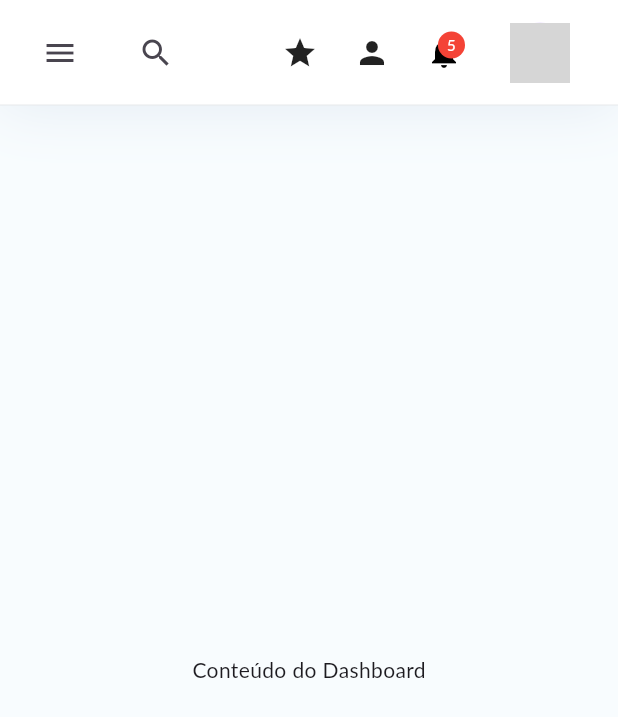
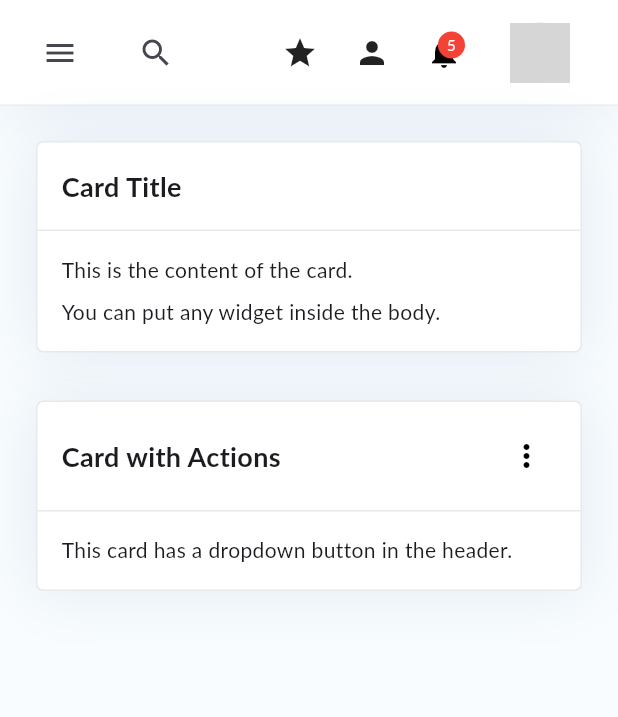
Before and after one commit to romulorodrigues/responsive_dashboard, a Flutter app: the screen it shows after launch, on a phone screen of 412 x 824 dp. Shown: the top 717 px of the screen. Run offline on Flutter 3.47's test engine with Material 3 defaults, Android fonts, the phone set to English and light mode, and no system bars; network calls fail; Roboto replaces fonts that are missing (Lato); grey boxes are pictures that could not be loaded.

Commit message:
feat: custom card component

```diff
--- a/example/lib/main.dart
+++ b/example/lib/main.dart
@@ -83,7 +83,6 @@ class MyApp extends StatelessWidget {
             ),
           ],
         ),
-        child: const Center(child: Text('Conteúdo do Dashboard')),
         menuItems: [
           MenuItemModel(
             icon: Icons.dashboard,
@@ -206,6 +205,77 @@ class MyApp extends StatelessWidget {
             onTap: () => debugPrint('Logout'),
           ),
         ],
+        child: SingleChildScrollView(
+          padding: const EdgeInsets.all(16),
+          child: LayoutBuilder(
+            builder: (context, constraints) {
+              final isWide = constraints.maxWidth >= 600;
+              return Wrap(
+                spacing: 16,
+                runSpacing: 16,
+                children: [
+                  SizedBox(
+                    width: isWide
+                        ? (constraints.maxWidth - 16) / 2
+                        : constraints.maxWidth,
+                    child: CustomCard(
+                      header: const Text(
+                        'Card Title',
+                        style: TextStyle(
+                            fontSize: 18, fontWeight: FontWeight.bold),
+                      ),
+                      body: Column(
+                        crossAxisAlignment: CrossAxisAlignment.start,
+                        children: const [
+                          Text('This is the content of the card.'),
+                          SizedBox(height: 8),
+                          Text('You can put any widget inside the body.'),
+                        ],
+                      ),
+                    ),
+                  ),
+                  SizedBox(
+                    width: isWide
+                        ? (constraints.maxWidth - 16) / 2
+                        : constraints.maxWidth,
+                    child: CustomCard(
+                      header: Row(
+                        mainAxisAlignment: MainAxisAlignment.spaceBetween,
+                        children: [
+                          const Text(
+                            'Card with Actions',
+                            style: TextStyle(
+                                fontSize: 18, fontWeight: FontWeight.bold),
+                          ),
+                          CustomDropdown(
+                            button: const Icon(Icons.more_vert),
+                            dropdownContent: Column(
+                              children: [
+                                ListTile(
+                                  leading: const Icon(Icons.edit),
+                                  title: const Text('Edit'),
+                                  onTap: () => debugPrint('Edit clicked'),
+                                ),
+                                ListTile(
+                                  leading: const Icon(Icons.delete),
+                                  title: const Text('Delete'),
+                                  onTap: () => debugPrint('Delete clicked'),
+                                ),
+                              ],
+                            ),
+                          ),
+                        ],
+                      ),
+                      body: const Text(
+                        'This card has a dropdown button in the header.',
+                      ),
+                    ),
+                  ),
+                ],
+              );
+            },
+          ),
+        ),
       ),
     );
   }
--- a/lib/responsive_dashboard.dart
+++ b/lib/responsive_dashboard.dart
@@ -12,6 +12,7 @@ export 'src/widgets/top_bar.dart';
 export 'src/widgets/content_area.dart';
 export 'src/widgets/custom_dropdown.dart';
 export 'src/widgets/button_icon.dart';
+export 'src/widgets/custom_card.dart';
 
 // utils
 export 'src/utils/responsive_helper.dart';
--- /dev/null
+++ b/lib/src/widgets/custom_card.dart
@@ -0,0 +1,50 @@
+import 'package:flutter/material.dart';
+
+class CustomCard extends StatelessWidget {
+  final Widget header;
+  final Widget body;
+  final EdgeInsetsGeometry padding;
+  final EdgeInsetsGeometry margin;
+
+  const CustomCard({
+    super.key,
+    required this.header,
+    required this.body,
+    this.padding = const EdgeInsets.all(16),
+    this.margin = const EdgeInsets.all(8),
+  });
+
+  @override
+  Widget build(BuildContext context) {
+    return Container(
+      margin: margin,
+      decoration: BoxDecoration(
+        color: Colors.white,
+        border: Border.all(color: const Color(0xFFE7E9EB)),
+        borderRadius: BorderRadius.circular(4.8),
+        boxShadow: const [
+          BoxShadow(
+            color: Color.fromRGBO(104, 134, 177, 0.15),
+            blurRadius: 35,
+            spreadRadius: 0,
+            offset: Offset(0, 0),
+          ),
+        ],
+      ),
+      child: Column(
+        crossAxisAlignment: CrossAxisAlignment.stretch,
+        children: [
+          Padding(
+            padding: padding,
+            child: header,
+          ),
+          const Divider(height: 1, color: Color(0xFFE7E9EB)),
+          Padding(
+            padding: padding,
+            child: body,
+          ),
+        ],
+      ),
+    );
+  }
+}
```
